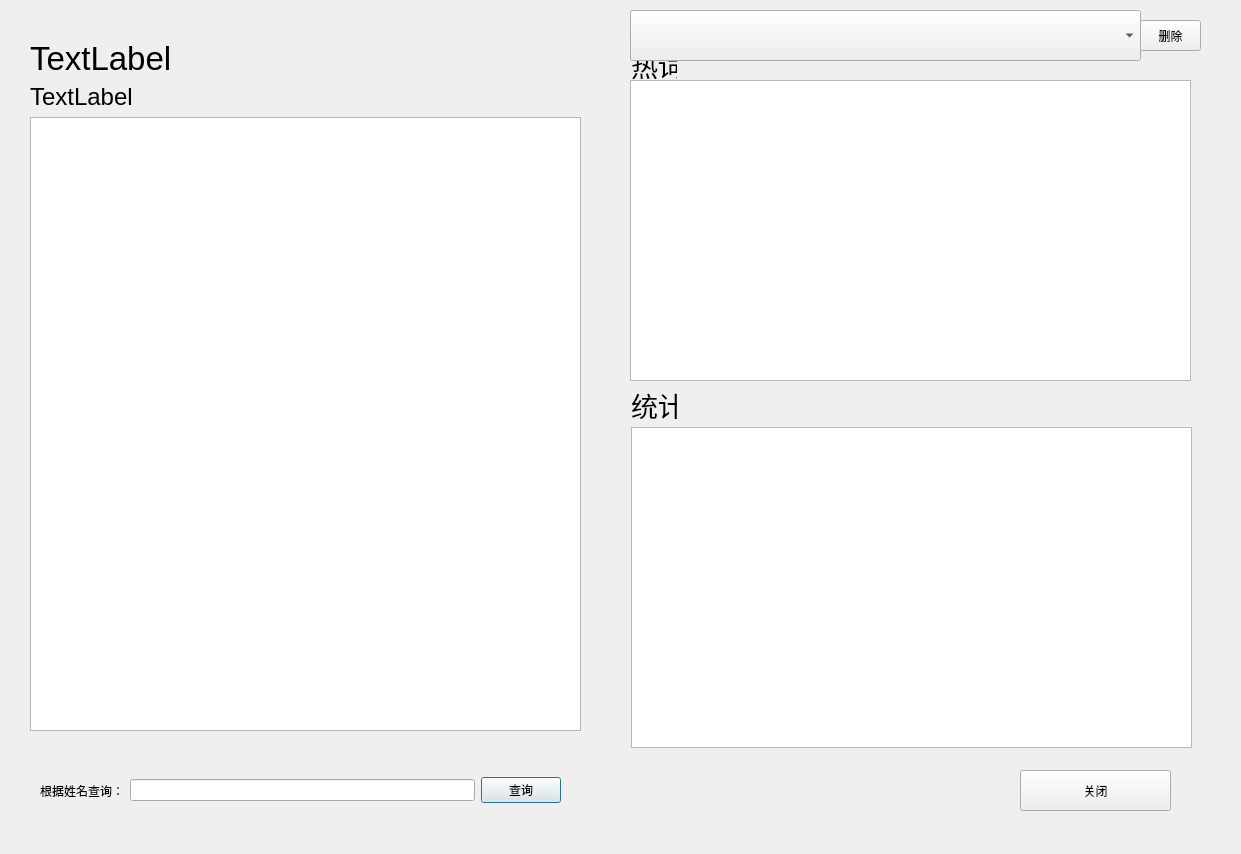
The window that showpage.ui (liusiyuxyfx/Judge) describes before a commit, drawn with Qt 5.
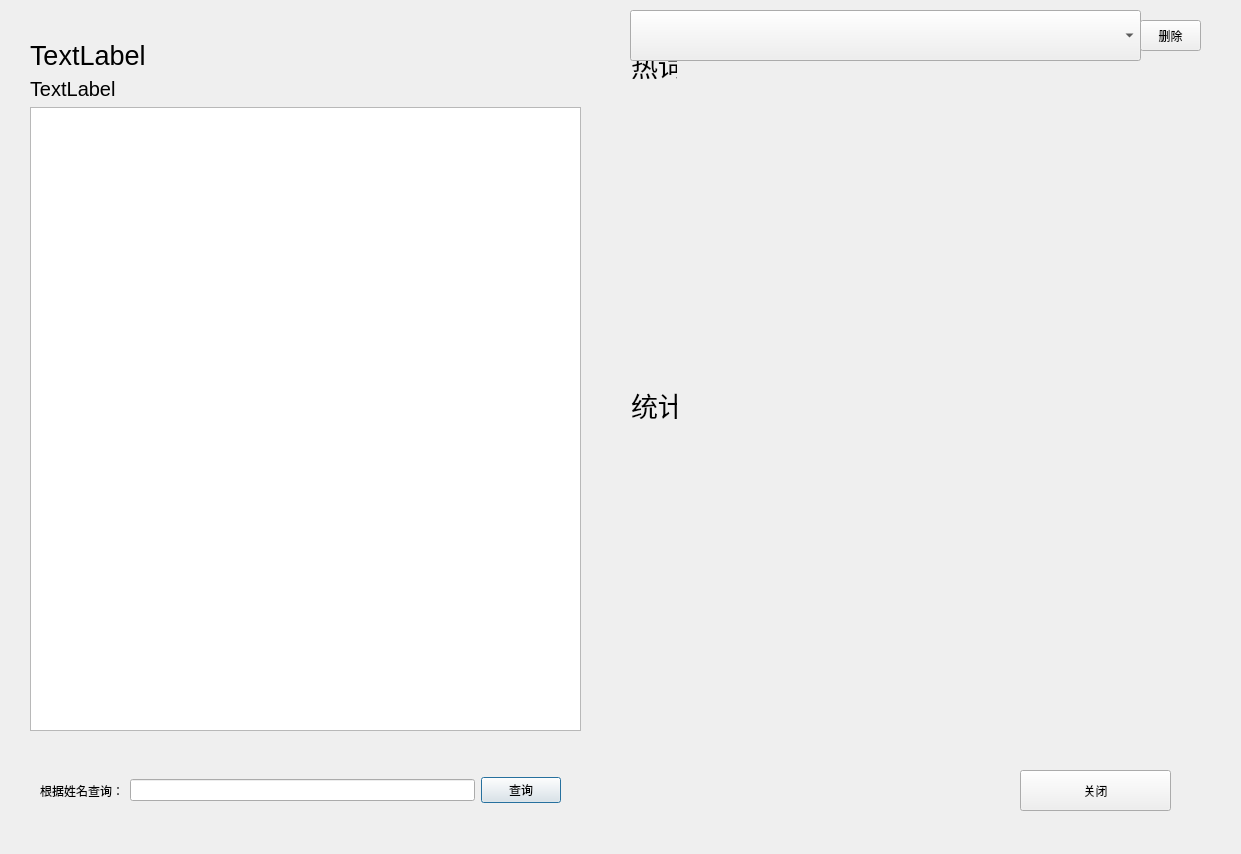
The same window after the commit.

Diff of the .ui file:
```diff
--- a/showpage.ui
+++ b/showpage.ui
@@ -27,7 +27,7 @@
      <widget class="QLabel" name="label_title">
       <property name="font">
        <font>
-        <pointsize>25</pointsize>
+        <pointsize>20</pointsize>
        </font>
       </property>
       <property name="text">
@@ -39,7 +39,7 @@
      <widget class="QLabel" name="label_content">
       <property name="font">
        <font>
-        <pointsize>18</pointsize>
+        <pointsize>15</pointsize>
        </font>
       </property>
       <property name="text">
@@ -48,7 +48,7 @@
      </widget>
     </item>
     <item>
-     <widget class="QTableView" name="tableView"/>
+     <widget class="QTableWidget" name="tableWidget"/>
     </item>
    </layout>
   </widget>
@@ -81,16 +81,6 @@
     </item>
    </layout>
   </widget>
-  <widget class="QGraphicsView" name="graphicsView_wordcloud">
-   <property name="geometry">
-    <rect>
-     <x>630</x>
-     <y>80</y>
-     <width>561</width>
-     <height>301</height>
-    </rect>
-   </property>
-  </widget>
   <widget class="QPushButton" name="pushButton_close">
    <property name="geometry">
     <rect>
@@ -140,16 +130,6 @@
     <string>统计:</string>
    </property>
   </widget>
-  <widget class="QGraphicsView" name="graphicsView_vu">
-   <property name="geometry">
-    <rect>
-     <x>631</x>
-     <y>427</y>
-     <width>561</width>
-     <height>321</height>
-    </rect>
-   </property>
-  </widget>
   <widget class="QComboBox" name="comboBox">
    <property name="geometry">
     <rect>
@@ -173,6 +153,32 @@
     <string>删除</string>
    </property>
   </widget>
+  <widget class="QLabel" name="label_wordcloud">
+   <property name="geometry">
+    <rect>
+     <x>640</x>
+     <y>90</y>
+     <width>560</width>
+     <height>300</height>
+    </rect>
+   </property>
+   <property name="text">
+    <string/>
+   </property>
+  </widget>
+  <widget class="QLabel" name="label_numbercount">
+   <property name="geometry">
+    <rect>
+     <x>640</x>
+     <y>430</y>
+     <width>560</width>
+     <height>300</height>
+    </rect>
+   </property>
+   <property name="text">
+    <string/>
+   </property>
+  </widget>
  </widget>
  <resources/>
  <connections/>
```
Left out of the diff: 4 changed lines with no effect on the pictures.
